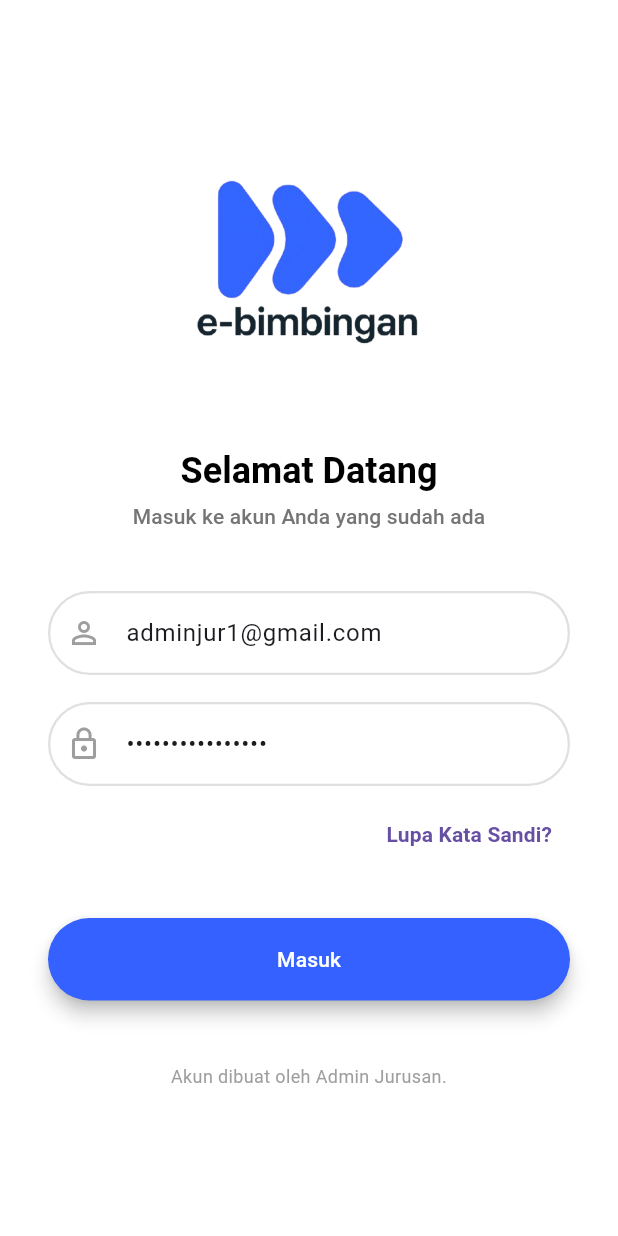
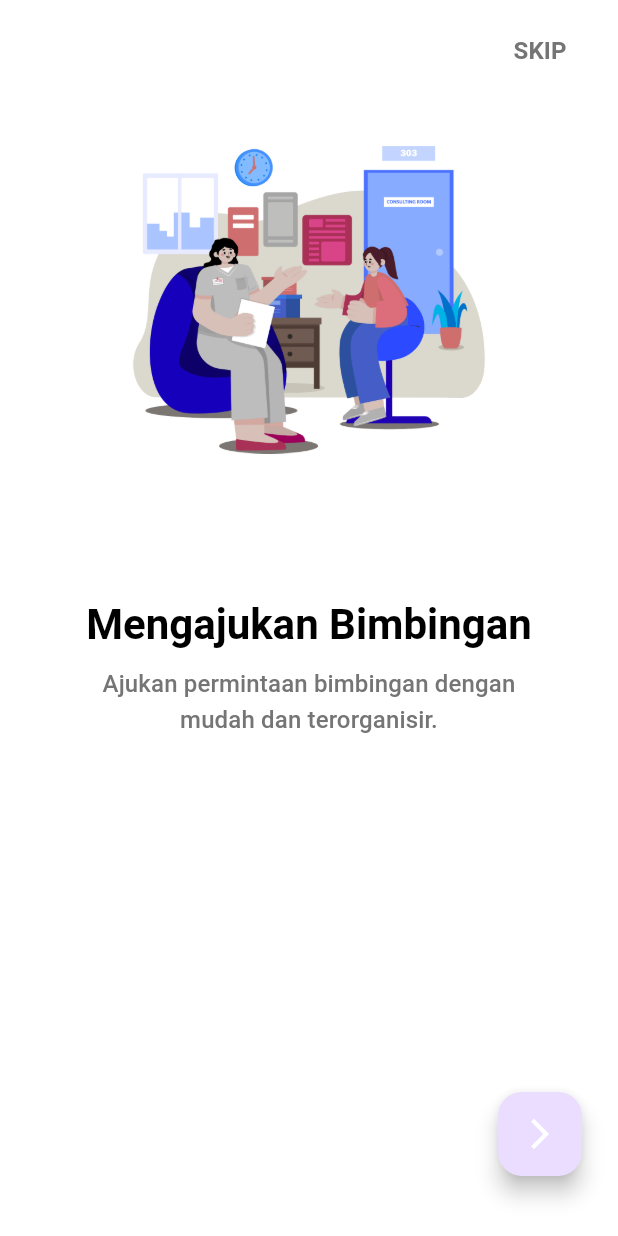
Before and after one commit to AlKhrisW/E-Bimbingan, a Flutter app: the screen it shows after launch, on a phone screen of 412 x 824 dp. Run offline on Flutter 3.47's test engine with Material 3 defaults, Android fonts, the light colour scheme and no system bars; our stand-ins replace cloud_firestore, firebase_auth, firebase_core; accounts and stored records are empty; statements that could not run were skipped.

Commit message:
feat: add splash screen & onboarding screen

```diff
--- a/lib/app.dart
+++ b/lib/app.dart
@@ -3,7 +3,8 @@
 import 'package:flutter/material.dart';
 import 'package:provider/provider.dart';
 import 'core/themes/app_theme.dart';
-import 'features/auth/views/login_page.dart';
+// import 'features/auth/views/login_page.dart';
+import 'features/auth/views/splash_screen.dart';
 import 'features/auth/viewmodels/auth_viewmodel.dart';
 
 class App extends StatelessWidget {
@@ -20,7 +21,7 @@ class App extends StatelessWidget {
       child: MaterialApp(
         title: 'E-Bimbingan App',
         theme: AppTheme.lightTheme, // Menggunakan tema yang sudah didefinisikan
-        home: const LoginPage(),
+        home: const SplashScreen(),
         // TODO: Gunakan named routes dari app_routes.dart jika diperlukan
       ),
     );
--- a/lib/features/auth/views/login_page.dart
+++ b/lib/features/auth/views/login_page.dart
@@ -97,7 +97,7 @@ class _LoginPageState extends State<LoginPage> {
                 SizedBox(
                   width: double.infinity,
                   child: Image.asset(
-                    'assets/images/logo_ebimbingan.png',
+                    'assets/images/login/logo_ebimbingan.png',
                     height: 150,
                     fit: BoxFit.contain,
                   ),
--- /dev/null
+++ b/lib/features/auth/views/onboarding_screen.dart
@@ -0,0 +1,214 @@
+// lib/features/auth/views/onboarding_screen.dart
+
+import 'package:flutter/material.dart';
+import 'login_page.dart';
+import '../../../../core/themes/app_theme.dart';
+
+class OnboardingScreen extends StatefulWidget {
+  const OnboardingScreen({super.key});
+
+  @override
+  State<OnboardingScreen> createState() => _OnboardingScreenState();
+}
+
+class _OnboardingScreenState extends State<OnboardingScreen> {
+  final PageController _pageController = PageController(initialPage: 0);
+  int _currentPage = 0;
+
+  final List<Map<String, dynamic>> _onboardData = [
+    {
+      'image': 'assets/images/login/onboard1.png',
+      'title': 'Mengajukan Bimbingan',
+      'description': 'Ajukan permintaan bimbingan dengan mudah dan terorganisir.',
+    },
+    {
+      'image': 'assets/images/login/onboard2.png',
+      'title': 'Riwayat Bimbingan',
+      'description': 'Lacak dan lihat catatan bimbingan yang telah dilakukan secara menyeluruh.',
+    },
+    {
+      'image': 'assets/images/login/onboard3.png',
+      'title': 'Siap Belajar &\nSiap Dibimbing',
+      'description': 'Bimbingan magang, progres, dan komunikasi dalam satu platform yang praktis.',
+    },
+  ];
+
+  @override
+  void initState() {
+    super.initState();
+    _pageController.addListener(() {
+      setState(() {
+        _currentPage = _pageController.page!.round();
+      });
+    });
+  }
+
+  @override
+  void dispose() {
+    _pageController.dispose();
+    super.dispose();
+  }
+
+  void _skipOnboarding(BuildContext context) {
+    Navigator.of(context).pushReplacement(
+      MaterialPageRoute(builder: (context) => const LoginPage()),
+    );
+  }
+
+  void _goToNextPage() {
+    if (_currentPage < _onboardData.length - 1) {
+      _pageController.nextPage(
+        duration: const Duration(milliseconds: 300),
+        curve: Curves.easeIn,
+      );
+    } else {
+      _skipOnboarding(context);
+    }
+  }
+
+  Widget _buildOnboardPage(BuildContext context, Map<String, dynamic> data) {
+    return Padding(
+      padding: const EdgeInsets.symmetric(horizontal: 24.0),
+      child: Column(
+        children: [
+          const SizedBox(height: 50),
+
+          // Gambar Onboarding
+          Image.asset(
+            data['image'],
+            height: 300,
+            fit: BoxFit.contain,
+          ),
+
+          const SizedBox(height: 50),
+
+          // Teks Judul
+          Text(
+            data['title'],
+            textAlign: TextAlign.center,
+            style: Theme.of(context).textTheme.headlineMedium?.copyWith(
+              fontWeight: FontWeight.bold,
+              color: Colors.black,
+              fontSize: 28,
+              height: 1.2,
+            ),
+          ),
+          const SizedBox(height: 10),
+
+          // Teks Deskripsi
+          Padding(
+            padding: const EdgeInsets.symmetric(horizontal: 20.0),
+            child: Text(
+              data['description'],
+              textAlign: TextAlign.center,
+              style: Theme.of(context).textTheme.titleSmall?.copyWith(
+                color: Colors.grey.shade600,
+                fontSize: 16,
+                height: 1.5,
+              ),
+            ),
+          ),
+
+          const Spacer(),
+          const SizedBox(height: 140),
+        ],
+      ),
+    );
+  }
+
+  // Widget terpisah untuk Indikator Titik
+  Widget _buildDotIndicators() {
+    return Row(
+      mainAxisAlignment: MainAxisAlignment.center,
+      children: List.generate(_onboardData.length, (index) =>
+        AnimatedContainer(
+          duration: const Duration(milliseconds: 300),
+          margin: const EdgeInsets.symmetric(horizontal: 5),
+          width: index == _currentPage ? 25 : 8,
+          height: 8,
+          decoration: BoxDecoration(
+            color: index == _currentPage ? AppTheme.primaryColor : Colors.grey.shade300,
+            borderRadius: BorderRadius.circular(5),
+          ),
+        ),
+      ),
+    );
+  }
+
+  @override
+  Widget build(BuildContext context) {
+    final isLastPage = _currentPage == _onboardData.length - 1;
+
+    return Scaffold(
+      backgroundColor: Colors.white,
+      body: SafeArea(
+        child: Stack(
+          children: [
+            // --- PageView (Content Utama) ---
+            PageView.builder(
+              controller: _pageController,
+              itemCount: _onboardData.length,
+              itemBuilder: (context, index) {
+                final data = _onboardData[index];
+                return _buildOnboardPage(context, data);
+              },
+            ),
+
+            // --- Tombol SKIP (Page 1 & 2): DIKANAN ATAS ---
+            if (!isLastPage)
+              Positioned(
+                top: 10, // Sedikit lebih ke bawah dari edge
+                right: 20,
+                child: TextButton(
+                  onPressed: () => _skipOnboarding(context),
+                  child: Text(
+                    'SKIP',
+                    style: TextStyle(color: Colors.grey.shade600, fontSize: 16, fontWeight: FontWeight.w600),
+                  ),
+                ),
+              ),
+
+            // --- Kontrol Navigasi (Bottom Layer) ---
+            Positioned(
+              bottom: 40,
+              left: 24,
+              right: 24,
+              child: isLastPage
+                ? Column( // Halaman Terakhir: Tombol Masuk Besar
+                    children: [
+                      // Indikator Titik
+                      _buildDotIndicators(),
+                      const SizedBox(height: 30),
+
+                      // Tombol Masuk (ElevatedButton)
+                      ElevatedButton(
+                        onPressed: _goToNextPage,
+                        child: const Text('Masuk'),
+                      ),
+                    ],
+                  )
+                : Row( // Halaman 1 & 2: Dots + Floating Action Button
+                    mainAxisAlignment: MainAxisAlignment.spaceBetween,
+                    children: [
+
+                      const SizedBox(width: 50),
+
+                      // Indikator Titik
+                      _buildDotIndicators(),
+
+                      // Tombol NEXT (Floating Action Button)
+                      FloatingActionButton(
+                        heroTag: 'onboard_next',
+                        backgroundColor: AppTheme.primaryColor,
+                        onPressed: _goToNextPage,
+                        child: const Icon(Icons.arrow_forward_ios, color: Colors.white),
+                      ),
+                    ],
+                  ),
+            ),
+          ],
+        ),
+      ),
+    );
+  }
+}
```
Also changed, not shown: lib/features/auth/views/splash_screen.dart (added, +68 -0 lines), pubspec.yaml (+6 -1 lines), assets/images/login/logo_ebimbingan.png (renamed from assets/images/logo_ebimbingan.png), assets/images/login/onboard1.png (added), assets/images/login/onboard2.png (added), assets/images/login/onboard3.png (added), 1 other file.
